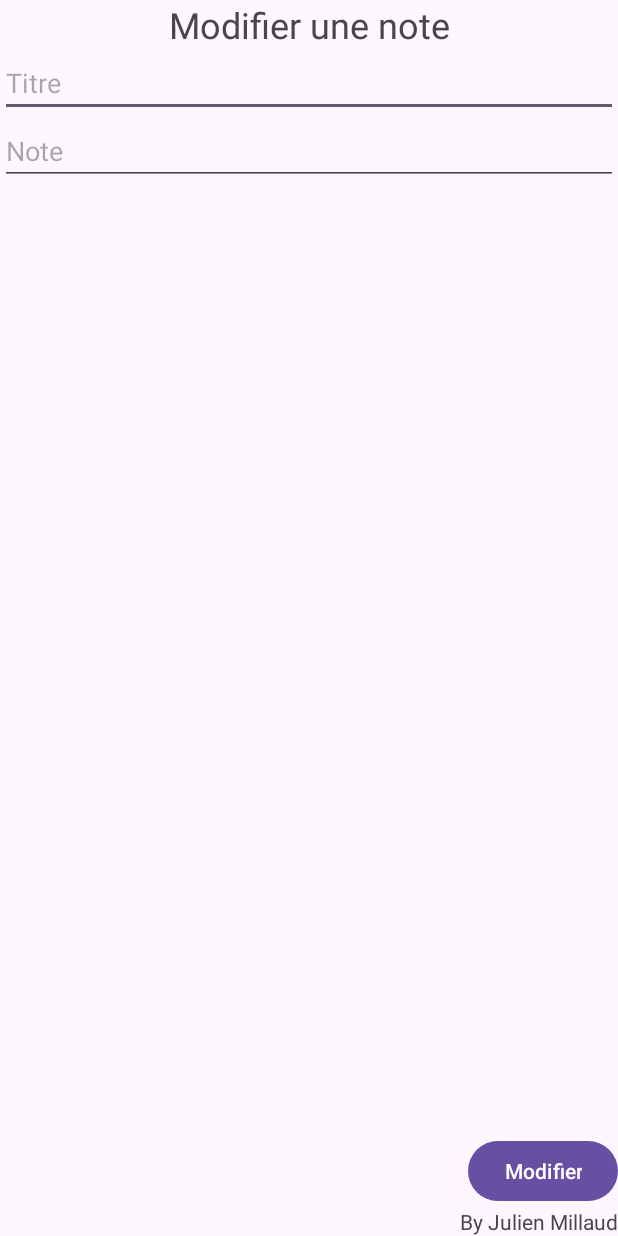
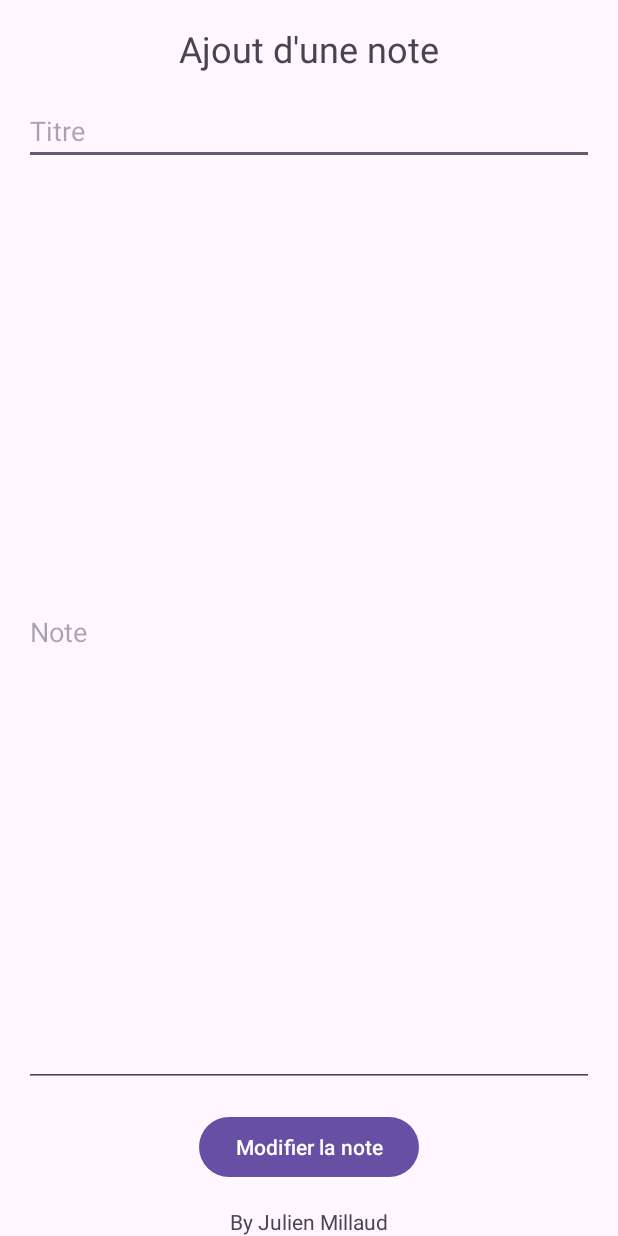
Before and after one commit to JulienNirxo/mds-blocnotekotlin, an Android app built with Jetpack Compose: the edit_note screen opened directly, with no data from a screen before it, on a phone screen of 412 x 824 dp. Run offline under Robolectric (Android 15) with nearby library versions, the phone set to English and light mode, and no system bars.

Commit message:
[FEAT] v2 fix + design

```diff
--- a/app/src/main/java/com/example/myblocnoteinkotlin/MainActivity.kt
+++ b/app/src/main/java/com/example/myblocnoteinkotlin/MainActivity.kt
@@ -33,6 +33,10 @@ class MainActivity : ComponentActivity() {
             listTitre.add(titre.toString())
             listNote.add(note.toString())
         }
+
+        //inverser la liste (mettrer les dernières notes ajouter/modifier en haut de la liste)
+        listTitre.reverse()
+        listNote.reverse()
 
         //initialisation de ma liste
         var simpleList = findViewById<View>(R.id.simpleListView) as ListView
--- a/app/src/main/res/layout/activity_edit_note.xml
+++ b/app/src/main/res/layout/activity_edit_note.xml
@@ -6,13 +6,52 @@
     android:layout_height="match_parent"
     tools:context=".add_note">
 
+    <TextView
+        android:id="@+id/textView3"
+        android:layout_width="wrap_content"
+        android:layout_height="wrap_content"
+        android:text="Ajout d'une note"
+        android:textSize="24sp"
+        app:layout_constraintStart_toStartOf="parent"
+        app:layout_constraintEnd_toEndOf="parent"
+        app:layout_constraintTop_toTopOf="parent"
+        app:layout_constraintBottom_toTopOf="@+id/EditTextTitre"
+        android:layout_marginTop="16dp" />
+
+    <EditText
+        android:id="@+id/EditTextTitre"
+        android:layout_width="0dp"
+        android:layout_height="wrap_content"
+        android:hint="Titre"
+        app:layout_constraintTop_toBottomOf="@+id/textView3"
+        app:layout_constraintStart_toStartOf="parent"
+        app:layout_constraintEnd_toEndOf="parent"
+        android:layout_marginStart="16dp"
+        android:layout_marginEnd="16dp"
+        android:layout_marginTop="16dp" />
+
+    <EditText
+        android:id="@+id/EditTextNote"
+        android:layout_width="0dp"
+        android:layout_height="0dp"
+        android:hint="Note"
+        app:layout_constraintTop_toBottomOf="@+id/EditTextTitre"
+        app:layout_constraintStart_toStartOf="parent"
+        app:layout_constraintEnd_toEndOf="parent"
+        app:layout_constraintBottom_toTopOf="@+id/btnEdit"
+        android:layout_marginStart="16dp"
+        android:layout_marginEnd="16dp"
+        android:layout_marginTop="8dp" />
+
     <Button
         android:id="@+id/btnEdit"
         android:layout_width="wrap_content"
         android:layout_height="wrap_content"
-        android:text="Modifier"
-        app:layout_constraintBottom_toTopOf="@+id/textViewByJulien2"
-        app:layout_constraintEnd_toEndOf="parent" />
+        android:text="Modifier la note"
+        app:layout_constraintTop_toBottomOf="@+id/EditTextNote"
+        app:layout_constraintEnd_toEndOf="parent"
+        app:layout_constraintStart_toStartOf="parent"
+        android:layout_marginTop="16dp" />
 
     <TextView
         android:id="@+id/textViewByJulien2"
@@ -20,33 +59,10 @@
         android:layout_height="wrap_content"
         android:text="By Julien Millaud"
         android:textSize="14sp"
+        app:layout_constraintTop_toBottomOf="@+id/btnEdit"
+        app:layout_constraintStart_toStartOf="parent"
+        app:layout_constraintEnd_toEndOf="parent"
         app:layout_constraintBottom_toBottomOf="parent"
-        app:layout_constraintEnd_toEndOf="parent" />
-
-    <TextView
-        android:id="@+id/textView3"
-        android:layout_width="wrap_content"
-        android:layout_height="wrap_content"
-        android:text="Modifier une note"
-        android:textSize="24sp"
-        app:layout_constraintEnd_toEndOf="parent"
-        app:layout_constraintStart_toStartOf="parent"
-        app:layout_constraintTop_toTopOf="parent" />
-
-
-    <EditText
-        android:id="@+id/EditTextTitre"
-        android:layout_width="match_parent"
-        android:layout_height="wrap_content"
-        android:hint="Titre"
-        app:layout_constraintTop_toBottomOf="@+id/textView3"
-        tools:layout_editor_absoluteX="-16dp" />
-
-    <EditText
-        android:id="@+id/EditTextNote"
-        android:layout_width="match_parent"
-        android:layout_height="wrap_content"
-        android:hint="Note"
-        app:layout_constraintTop_toBottomOf="@+id/EditTextTitre" />
+        android:layout_marginTop="16dp" />
 
 </androidx.constraintlayout.widget.ConstraintLayout>
--- a/app/src/main/res/layout/item_list.xml
+++ b/app/src/main/res/layout/item_list.xml
@@ -9,5 +9,6 @@
         android:layout_width="fill_parent"
         android:layout_height="wrap_content"
         android:layout_gravity="center"
-        android:textColor="@color/black" />
+        android:textColor="@color/black"
+        android:textSize="20sp" />
 </LinearLayout>
```
Also changed, not shown: app/src/main/res/layout/activity_accueil.xml (+6 -3 lines), app/src/main/res/layout/activity_add_note.xml (+46 -30 lines).
